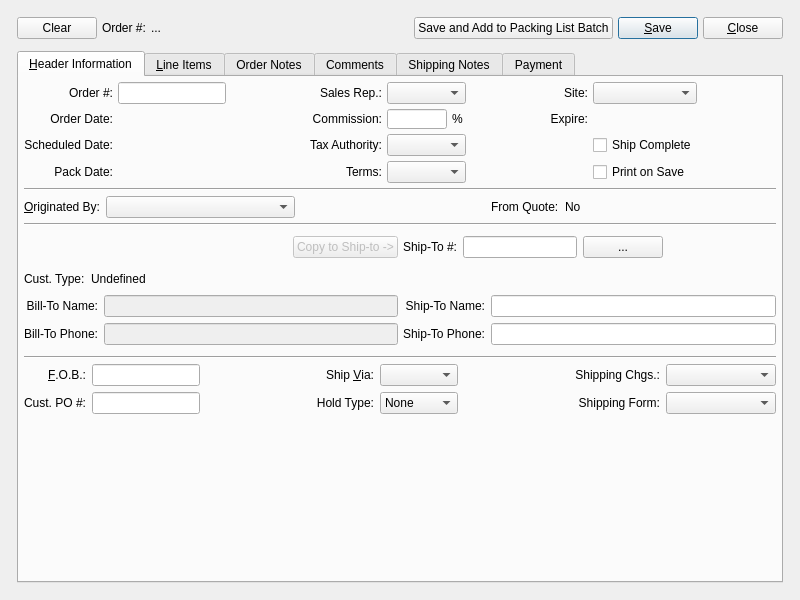
Pegasus-RPG/xtuple-client, file guiclient/salesOrder.ui: the form before one commit.
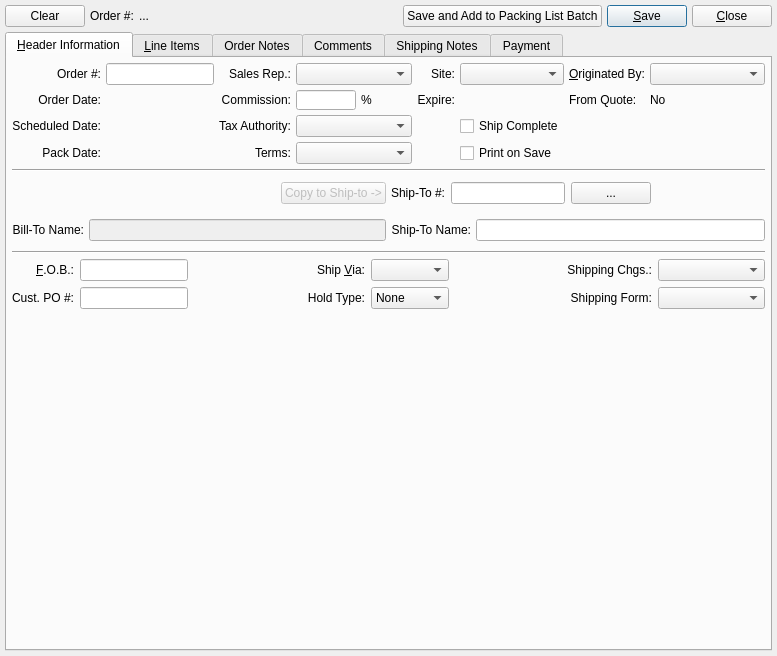
The form after the commit. Custom widgets are drawn as their Qt base class.

Commit message: Issue #7253 First commit of Contact in Sales Order screen.

```diff
--- a/guiclient/salesOrder.ui
+++ b/guiclient/salesOrder.ui
@@ -5,8 +5,8 @@
    <rect>
     <x>0</x>
     <y>0</y>
-    <width>800</width>
-    <height>600</height>
+    <width>777</width>
+    <height>656</height>
    </rect>
   </property>
   <property name="windowTitle" >
@@ -15,24 +15,6 @@
   <layout class="QGridLayout" >
    <item row="0" column="0" >
     <layout class="QGridLayout" >
-     <property name="leftMargin" >
-      <number>12</number>
-     </property>
-     <property name="topMargin" >
-      <number>12</number>
-     </property>
-     <property name="rightMargin" >
-      <number>12</number>
-     </property>
-     <property name="bottomMargin" >
-      <number>12</number>
-     </property>
-     <property name="horizontalSpacing" >
-      <number>12</number>
-     </property>
-     <property name="verticalSpacing" >
-      <number>12</number>
-     </property>
      <item row="0" column="0" >
       <layout class="QHBoxLayout" >
        <property name="spacing" >
@@ -140,7 +122,38 @@
         <layout class="QGridLayout" >
          <item row="0" column="0" >
           <layout class="QGridLayout" >
-           <item row="0" column="3" >
+           <item row="0" column="0" >
+            <layout class="QGridLayout" >
+             <item row="0" column="0" >
+              <widget class="QLabel" name="_orderNumberLit" >
+               <property name="maximumSize" >
+                <size>
+                 <width>32767</width>
+                 <height>32767</height>
+                </size>
+               </property>
+               <property name="text" >
+                <string>Order #:</string>
+               </property>
+               <property name="alignment" >
+                <set>Qt::AlignRight|Qt::AlignTrailing|Qt::AlignVCenter</set>
+               </property>
+               <property name="margin" >
+                <number>2</number>
+               </property>
+              </widget>
+             </item>
+             <item row="0" column="1" >
+              <widget class="XLineEdit" name="_orderNumber" >
+               <property name="sizePolicy" >
+                <sizepolicy vsizetype="Fixed" hsizetype="Preferred" >
+                 <horstretch>0</horstretch>
+                 <verstretch>0</verstretch>
+                </sizepolicy>
+               </property>
+              </widget>
+             </item>
+             <item row="0" column="2" >
             <widget class="QLabel" name="_salesRepLit" >
              <property name="text" >
               <string>Sales Rep.:</string>
@@ -153,7 +166,7 @@
              </property>
             </widget>
            </item>
-           <item row="0" column="4" >
+             <item row="0" column="3" >
             <widget class="XComboBox" name="_salesRep" >
              <property name="sizePolicy" >
               <sizepolicy vsizetype="Fixed" hsizetype="Expanding" >
@@ -175,7 +188,46 @@
              </property>
             </widget>
            </item>
-           <item row="1" column="3" >
+             <item row="0" column="4" >
+              <widget class="QLabel" name="_shippingWhseLit" >
+               <property name="text" >
+                <string>Site:</string>
+               </property>
+               <property name="alignment" >
+                <set>Qt::AlignRight|Qt::AlignTrailing|Qt::AlignVCenter</set>
+               </property>
+               <property name="margin" >
+                <number>3</number>
+               </property>
+              </widget>
+             </item>
+             <item row="0" column="5" >
+              <widget class="WComboBox" name="_warehouse" >
+               <property name="maximumSize" >
+                <size>
+                 <width>200</width>
+                 <height>16777215</height>
+                </size>
+               </property>
+               <property name="type" >
+                <enum>WComboBox::Shipping</enum>
+               </property>
+              </widget>
+             </item>
+             <item row="1" column="0" >
+              <widget class="QLabel" name="_orderDateLit" >
+               <property name="text" >
+                <string>Order Date:</string>
+               </property>
+               <property name="alignment" >
+                <set>Qt::AlignRight|Qt::AlignTrailing|Qt::AlignVCenter</set>
+               </property>
+              </widget>
+             </item>
+             <item row="1" column="1" >
+              <widget class="DLineEdit" name="_orderDate" />
+             </item>
+             <item row="1" column="2" >
             <widget class="QLabel" name="_commissionLit" >
              <property name="text" >
               <string>Commission:</string>
@@ -188,7 +240,7 @@
              </property>
             </widget>
            </item>
-           <item row="1" column="4" >
+             <item row="1" column="3" >
             <layout class="QHBoxLayout" >
              <item>
               <widget class="XLineEdit" name="_commission" >
@@ -224,7 +276,43 @@
              </item>
             </layout>
            </item>
-           <item row="2" column="3" >
+             <item row="1" column="4" >
+              <widget class="QLabel" name="_expireLit" >
+               <property name="text" >
+                <string>Expire:</string>
+               </property>
+               <property name="alignment" >
+                <set>Qt::AlignRight|Qt::AlignTrailing|Qt::AlignVCenter</set>
+               </property>
+               <property name="margin" >
+                <number>3</number>
+               </property>
+              </widget>
+             </item>
+             <item row="1" column="5" >
+              <widget class="DLineEdit" name="_expire" />
+             </item>
+             <item row="2" column="0" >
+              <widget class="QLabel" name="_shipDateLit" >
+               <property name="text" >
+                <string>Scheduled Date:</string>
+               </property>
+               <property name="alignment" >
+                <set>Qt::AlignRight|Qt::AlignTrailing|Qt::AlignVCenter</set>
+               </property>
+              </widget>
+             </item>
+             <item row="2" column="1" >
+              <widget class="DLineEdit" name="_shipDate" >
+               <property name="enabled" >
+                <bool>false</bool>
+               </property>
+               <property name="focusPolicy" >
+                <enum>Qt::NoFocus</enum>
+               </property>
+              </widget>
+             </item>
+             <item row="2" column="2" >
             <widget class="QLabel" name="_taxAuthLit" >
              <property name="text" >
               <string>Tax Authority:</string>
@@ -237,7 +325,7 @@
              </property>
             </widget>
            </item>
-           <item row="2" column="4" >
+             <item row="2" column="3" >
             <widget class="XComboBox" name="_taxAuth" >
              <property name="sizePolicy" >
               <sizepolicy vsizetype="Fixed" hsizetype="Expanding" >
@@ -262,7 +350,27 @@
              </property>
             </widget>
            </item>
-           <item row="3" column="3" >
+             <item row="2" column="5" >
+              <widget class="QCheckBox" name="_shipComplete" >
+               <property name="text" >
+                <string>Ship Complete</string>
+               </property>
+              </widget>
+             </item>
+             <item row="3" column="0" >
+              <widget class="QLabel" name="_packDateLit" >
+               <property name="text" >
+                <string>Pack Date:</string>
+               </property>
+               <property name="alignment" >
+                <set>Qt::AlignRight|Qt::AlignTrailing|Qt::AlignVCenter</set>
+               </property>
+              </widget>
+             </item>
+             <item row="3" column="1" >
+              <widget class="DLineEdit" name="_packDate" />
+             </item>
+             <item row="3" column="2" >
             <widget class="QLabel" name="_termsLit" >
              <property name="text" >
               <string>Terms:</string>
@@ -275,7 +383,7 @@
              </property>
             </widget>
            </item>
-           <item row="3" column="4" >
+             <item row="3" column="3" >
             <widget class="XComboBox" name="_terms" >
              <property name="sizePolicy" >
               <sizepolicy vsizetype="Fixed" hsizetype="Expanding" >
@@ -297,203 +405,14 @@
              </property>
             </widget>
            </item>
-           <item row="0" column="5" >
-            <spacer>
-             <property name="orientation" >
-              <enum>Qt::Horizontal</enum>
-             </property>
-             <property name="sizeHint" >
-              <size>
-               <width>0</width>
-               <height>20</height>
-              </size>
-             </property>
-            </spacer>
-           </item>
-           <item row="0" column="6" >
-            <widget class="QLabel" name="_shippingWhseLit" >
-             <property name="text" >
-              <string>Site:</string>
-             </property>
-             <property name="alignment" >
-              <set>Qt::AlignRight|Qt::AlignTrailing|Qt::AlignVCenter</set>
-             </property>
-             <property name="margin" >
-              <number>3</number>
-             </property>
-            </widget>
-           </item>
-           <item row="1" column="6" >
-            <widget class="QLabel" name="_expireLit" >
-             <property name="text" >
-              <string>Expire:</string>
-             </property>
-             <property name="alignment" >
-              <set>Qt::AlignRight|Qt::AlignTrailing|Qt::AlignVCenter</set>
-             </property>
-             <property name="margin" >
-              <number>3</number>
-             </property>
-            </widget>
-           </item>
-           <item row="1" column="7" >
-            <widget class="DLineEdit" name="_expire" />
-           </item>
-           <item row="0" column="7" >
-            <widget class="WComboBox" name="_warehouse" >
-             <property name="maximumSize" >
-              <size>
-               <width>200</width>
-               <height>16777215</height>
-              </size>
-             </property>
-             <property name="type" >
-              <enum>WComboBox::Shipping</enum>
-             </property>
-            </widget>
-           </item>
-           <item row="2" column="7" >
-            <widget class="QCheckBox" name="_shipComplete" >
-             <property name="text" >
-              <string>Ship Complete</string>
-             </property>
-            </widget>
-           </item>
-           <item row="3" column="7" >
+             <item row="3" column="5" >
             <widget class="QCheckBox" name="_printSO" >
              <property name="text" >
               <string>Print on Save</string>
              </property>
             </widget>
            </item>
-           <item row="0" column="8" >
-            <spacer>
-             <property name="orientation" >
-              <enum>Qt::Horizontal</enum>
-             </property>
-             <property name="sizeHint" >
-              <size>
-               <width>0</width>
-               <height>20</height>
-              </size>
-             </property>
-            </spacer>
-           </item>
-           <item row="0" column="2" >
-            <spacer>
-             <property name="orientation" >
-              <enum>Qt::Horizontal</enum>
-             </property>
-             <property name="sizeHint" >
-              <size>
-               <width>0</width>
-               <height>20</height>
-              </size>
-             </property>
-            </spacer>
-           </item>
-           <item row="0" column="1" >
-            <widget class="XLineEdit" name="_orderNumber" >
-             <property name="sizePolicy" >
-              <sizepolicy vsizetype="Fixed" hsizetype="Preferred" >
-               <horstretch>0</horstretch>
-               <verstretch>0</verstretch>
-              </sizepolicy>
-             </property>
-            </widget>
-           </item>
-           <item row="1" column="1" >
-            <widget class="DLineEdit" name="_orderDate" />
-           </item>
-           <item row="2" column="1" >
-            <widget class="DLineEdit" name="_shipDate" >
-             <property name="enabled" >
-              <bool>false</bool>
-             </property>
-             <property name="focusPolicy" >
-              <enum>Qt::NoFocus</enum>
-             </property>
-            </widget>
-           </item>
-           <item row="3" column="1" >
-            <widget class="DLineEdit" name="_packDate" />
-           </item>
-           <item row="3" column="0" >
-            <widget class="QLabel" name="_packDateLit" >
-             <property name="text" >
-              <string>Pack Date:</string>
-             </property>
-             <property name="alignment" >
-              <set>Qt::AlignRight|Qt::AlignTrailing|Qt::AlignVCenter</set>
-             </property>
-            </widget>
-           </item>
-           <item row="2" column="0" >
-            <widget class="QLabel" name="_shipDateLit" >
-             <property name="text" >
-              <string>Scheduled Date:</string>
-             </property>
-             <property name="alignment" >
-              <set>Qt::AlignRight|Qt::AlignTrailing|Qt::AlignVCenter</set>
-             </property>
-            </widget>
-           </item>
-           <item row="1" column="0" >
-            <widget class="QLabel" name="_orderDateLit" >
-             <property name="text" >
-              <string>Order Date:</string>
-             </property>
-             <property name="alignment" >
-              <set>Qt::AlignRight|Qt::AlignTrailing|Qt::AlignVCenter</set>
-             </property>
-            </widget>
-           </item>
-           <item row="0" column="0" >
-            <widget class="QLabel" name="_orderNumberLit" >
-             <property name="maximumSize" >
-              <size>
-               <width>32767</width>
-               <height>32767</height>
-              </size>
-             </property>
-             <property name="text" >
-              <string>Order #:</string>
-             </property>
-             <property name="alignment" >
-              <set>Qt::AlignRight|Qt::AlignTrailing|Qt::AlignVCenter</set>
-             </property>
-             <property name="margin" >
-              <number>2</number>
-             </property>
-            </widget>
-           </item>
-          </layout>
-         </item>
-         <item row="1" column="0" >
-          <widget class="Line" name="line" >
-           <property name="orientation" >
-            <enum>Qt::Horizontal</enum>
-           </property>
-          </widget>
-         </item>
-         <item row="2" column="0" >
-          <layout class="QHBoxLayout" >
-           <property name="spacing" >
-            <number>6</number>
-           </property>
-           <property name="leftMargin" >
-            <number>0</number>
-           </property>
-           <property name="topMargin" >
-            <number>0</number>
-           </property>
-           <property name="rightMargin" >
-            <number>0</number>
-           </property>
-           <property name="bottomMargin" >
-            <number>0</number>
-           </property>
-           <item>
+             <item row="0" column="6" >
             <widget class="QLabel" name="_originatedByLit" >
              <property name="text" >
               <string>&amp;Originated By:</string>
@@ -509,7 +428,7 @@
              </property>
             </widget>
            </item>
-           <item>
+             <item row="0" column="7" >
             <widget class="XComboBox" name="_origin" >
              <property name="sizePolicy" >
               <sizepolicy vsizetype="Fixed" hsizetype="Expanding" >
@@ -519,47 +438,21 @@
              </property>
             </widget>
            </item>
-           <item>
-            <spacer>
-             <property name="orientation" >
-              <enum>Qt::Horizontal</enum>
-             </property>
-             <property name="sizeHint" >
-              <size>
-               <width>0</width>
-               <height>20</height>
-              </size>
-             </property>
-            </spacer>
-           </item>
-           <item>
+             <item row="1" column="6" >
             <widget class="QLabel" name="_fromQuoteLit" >
              <property name="text" >
               <string>From Quote:</string>
              </property>
             </widget>
            </item>
-           <item>
+             <item row="1" column="7" >
             <widget class="QLabel" name="_fromQuote" >
              <property name="text" >
               <string>No</string>
              </property>
             </widget>
            </item>
-           <item>
-            <spacer>
-             <property name="orientation" >
-              <enum>Qt::Horizontal</enum>
-             </property>
-             <property name="sizeHint" >
-              <size>
-               <width>0</width>
-               <height>20</height>
-              </size>
-             </property>
-            </spacer>
-           </item>
-           <item>
+             <item row="2" column="6" colspan="2" >
             <widget class="ProjectCluster" name="_project" >
              <property name="focusPolicy" >
               <enum>Qt::StrongFocus</enum>
@@ -568,111 +461,16 @@
            </item>
           </layout>
          </item>
-         <item row="3" column="0" >
-          <widget class="Line" name="line_2" >
+           <item row="1" column="0" >
+            <widget class="Line" name="line" >
            <property name="orientation" >
             <enum>Qt::Horizontal</enum>
            </property>
           </widget>
-         </item>
-         <item row="4" column="0" >
-          <layout class="QHBoxLayout" >
-           <item>
-            <layout class="QGridLayout" >
-             <property name="leftMargin" >
-              <number>0</number>
-             </property>
-             <property name="topMargin" >
-              <number>0</number>
-             </property>
-             <property name="rightMargin" >
-              <number>0</number>
-             </property>
-             <property name="bottomMargin" >
-              <number>0</number>
-             </property>
-             <property name="horizontalSpacing" >
-              <number>6</number>
-             </property>
-             <property name="verticalSpacing" >
-              <number>6</number>
-             </property>
-             <item row="3" column="0" >
-              <widget class="QLabel" name="_billToPhoneLit" >
-               <property name="text" >
-                <string>Bill-To Phone:</string>
-               </property>
-               <property name="alignment" >
-                <set>Qt::AlignRight|Qt::AlignTrailing|Qt::AlignVCenter</set>
-               </property>
-               <property name="buddy" >
-                <cstring>_billToPhone</cstring>
-               </property>
-              </widget>
-             </item>
-             <item row="1" column="0" colspan="2" >
-              <layout class="QHBoxLayout" >
-               <property name="spacing" >
-                <number>6</number>
-               </property>
-               <property name="leftMargin" >
-                <number>0</number>
-               </property>
-               <property name="topMargin" >
-                <number>0</number>
-               </property>
-               <property name="rightMargin" >
-                <number>0</number>
-               </property>
-               <property name="bottomMargin" >
-                <number>0</number>
-               </property>
-               <item>
-                <widget class="QLabel" name="_custTypeLit" >
-                 <property name="text" >
-                  <string>Cust. Type:</string>
-                 </property>
-                </widget>
-               </item>
-               <item>
-                <widget class="QLabel" name="_custType" >
-                 <property name="text" >
-                  <string>Undefined</string>
-                 </property>
-                </widget>
-               </item>
-               <item>
-                <spacer>
-                 <property name="orientation" >
-                  <enum>Qt::Horizontal</enum>
-                 </property>
-                 <property name="sizeType" >
-                  <enum>QSizePolicy::Expanding</enum>
-                 </property>
-                 <property name="sizeHint" >
-                  <size>
-                   <width>40</width>
-                   <height>20</height>
-                  </size>
-                 </property>
-                </spacer>
-               </item>
-              </layout>
              </item>
              <item row="2" column="0" >
-              <widget class="QLabel" name="_billToNameLit" >
-               <property name="text" >
-                <string>Bill-To Name:</string>
-               </property>
-               <property name="alignment" >
-                <set>Qt::AlignRight|Qt::AlignTrailing|Qt::AlignVCenter</set>
-               </property>
-               <property name="buddy" >
-                <cstring>_billToName</cstring>
-               </property>
-              </widget>
-             </item>
-             <item row="0" column="0" colspan="2" >
+            <layout class="QGridLayout" >
+             <item row="0" column="0" >
               <layout class="QHBoxLayout" >
                <property name="spacing" >
                 <number>6</number>
@@ -727,59 +525,109 @@
                </item>
               </layout>
              </item>
-             <item row="4" column="0" colspan="2" >
-              <widget class="AddressCluster" name="_billToAddr" >
-               <property name="enabled" >
-                <bool>false</bool>
+             <item row="0" column="1" >
+              <layout class="QHBoxLayout" >
+               <property name="spacing" >
+                <number>6</number>
                </property>
-               <property name="maximumSize" >
+               <property name="leftMargin" >
+                <number>0</number>
+               </property>
+               <property name="topMargin" >
+                <number>0</number>
+               </property>
+               <property name="rightMargin" >
+                <number>0</number>
+               </property>
+               <property name="bottomMargin" >
+                <number>0</number>
+               </property>
+               <item>
+                <widget class="QLabel" name="_shipToNumberLit" >
+                 <property name="text" >
+                  <string>Ship-To #:</string>
+                 </property>
+                 <property name="alignment" >
+                  <set>Qt::AlignRight|Qt::AlignTrailing|Qt::AlignVCenter</set>
+                 </property>
+                </widget>
+               </item>
+               <item>
+                <widget class="XLineEdit" name="_shipToNumber" />
+               </item>
+               <item>
+                <widget class="QPushButton" name="_shipToList" >
+                 <property name="focusPolicy" >
+                  <enum>Qt::NoFocus</enum>
+                 </property>
+                 <property name="text" >
+                  <string>...</string>
+                 </property>
+                </widget>
+               </item>
+               <item>
+                <spacer>
+                 <property name="orientation" >
+                  <enum>Qt::Horizontal</enum>
+                 </property>
+                 <property name="sizeType" >
+                  <enum>QSizePolicy::Expanding</enum>
+                 </property>
+                 <property name="sizeHint" >
                 <size>
-                 <width>16777215</width>
-                 <height>16777215</height>
-                </size>
-               </property>
-               <property name="focusPolicy" >
-                <enum>Qt::StrongFocus</enum>
+                   <width>0</width>
+                   <height>32</height>
+                  </size>
+                 </property>
+                </spacer>
+               </item>
+              </layout>
+             </item>
+            </layout>
+           </item>
+           <item row="3" column="0" >
+            <layout class="QGridLayout" >
+             <item row="0" column="0" >
+              <widget class="ContactCluster" name="_billToCntct" >
+               <property name="minimalLayout" >
+                <bool>true</bool>
                </property>
               </widget>
              </item>
-             <item row="2" column="1" >
+             <item row="0" column="1" >
+              <widget class="ContactCluster" name="_shipToCntct" >
+               <property name="minimalLayout" >
+                <bool>true</bool>
+               </property>
+              </widget>
+             </item>
+             <item row="1" column="0" >
+              <layout class="QGridLayout" >
+               <item row="0" column="0" >
+                <widget class="QLabel" name="_billToNameLit" >
+                 <property name="text" >
+                  <string>Bill-To Name:</string>
+                 </property>
+                 <property name="alignment" >
+                  <set>Qt::AlignRight|Qt::AlignTrailing|Qt::AlignVCenter</set>
+                 </property>
+                 <property name="buddy" >
+                  <cstring>_billToName</cstring>
+                 </property>
+                </widget>
+               </item>
+               <item row="0" column="1" >
               <widget class="XLineEdit" name="_billToName" >
                <property name="enabled" >
                 <bool>false</bool>
                </property>
               </widget>
              </item>
-             <item row="3" column="1" >
-              <widget class="XLineEdit" name="_billToPhone" >
-               <property name="enabled" >
-                <bool>false</bool>
-               </property>
-              </widget>
-             </item>
-            </layout>
-           </item>
-           <item>
+              </layout>
+             </item>
+             <item row="1" column="1" >
             <layout class="QGridLayout" >
-             <property name="leftMargin" >
-              <number>0</number>
-             </property>
-             <property name="topMargin" >
-              <number>0</number>
-             </property>
-             <property name="rightMargin" >
-              <number>0</number>
-             </property>
-             <property name="bottomMargin" >
-              <number>0</number>
-             </property>
-             <property name="horizontalSpacing" >
-              <number>6</number>
-             </property>
-             <property name="verticalSpacing" >
-              <number>6</number>
-             </property>
-             <item row="2" column="0" >
+               <item row="0" column="0" >
               <widget class="QLabel" name="_shipToNameLit" >
                <property name="text" >
                 <string>Ship-To Name:</string>
@@ -792,128 +640,50 @@
                </property>
               </widget>
              </item>
-             <item row="4" column="0" colspan="2" >
-              <widget class="AddressCluster" name="_shipToAddr" >
-               <property name="maximumSize" >
-                <size>
-                 <width>16777215</width>
-                 <height>16777215</height>
-                </size>
-               </property>
-               <property name="focusPolicy" >
-                <enum>Qt::StrongFocus</enum>
-               </property>
-              </widget>
-             </item>
-             <item row="2" column="1" >
+               <item row="0" column="1" >
               <widget class="XLineEdit" name="_shipToName" />
              </item>
-             <item row="0" column="0" colspan="2" >
-              <layout class="QHBoxLayout" >
-               <property name="spacing" >
-                <number>6</number>
-               </property>
-               <property name="leftMargin" >
-                <number>0</number>
-               </property>
-               <property name="topMargin" >
-                <number>0</number>
-               </property>
-               <property name="rightMargin" >
-                <number>0</number>
-               </property>
-               <property name="bottomMargin" >
-                <number>0</number>
-               </property>
-               <item>
-                <widget class="QLabel" name="_shipToNumberLit" >
-                 <property name="text" >
-                  <string>Ship-To #:</string>
-                 </property>
-                 <property name="alignment" >
-                  <set>Qt::AlignRight|Qt::AlignTrailing|Qt::AlignVCenter</set>
-                 </property>
-                </widget>
-               </item>
-               <item>
-                <widget class="XLineEdit" name="_shipToNumber" />
-               </item>
-               <item>
-                <widget class="QPushButton" name="_shipToList" >
-                 <property name="focusPolicy" >
-                  <enum>Qt::NoFocus</enum>
-                 </property>
-                 <property name="text" >
-                  <string>...</string>
-                 </property>
-                </widget>
-               </item>
-               <item>
-                <spacer>
-                 <property name="orientation" >
-                  <enum>Qt::Horizontal</enum>
-                 </property>
-                 <property name="sizeType" >
-                  <enum>QSizePolicy::Expanding</enum>
-                 </property>
-                 <property name="sizeHint" >
+              </layout>
+             </item>
+             <item row="2" column="0" >
+              <widget class="AddressCluster" name="_billToAddr" >
+               <property name="enabled" >
+                <bool>false</bool>
+               </property>
+               <property name="maximumSize" >
                   <size>
-                   <width>0</width>
-                   <height>32</height>
-                  </size>
-                 </property>
-                </spacer>
-               </item>
-              </layout>
-             </item>
-             <item row="3" column="0" >
-              <widget class="QLabel" name="_shipToPhoneLit" >
-               <property name="text" >
-                <string>Ship-To Phone:</string>
+                 <width>16777215</width>
+                 <height>16777215</height>
+                </size>
+               </property>
+               <property name="focusPolicy" >
+                <enum>Qt::StrongFocus</enum>
                </property>
-               <property name="alignment" >
-                <set>Qt::AlignRight|Qt::AlignTrailing|Qt::AlignVCenter</set>
-               </property>
-               <property name="buddy" >
-                <cstring>_shipToPhone</cstring>
-               </property>
               </widget>
              </item>
-             <item row="3" column="1" >
-              <widget class="XLineEdit" name="_shipToPhone" />
-             </item>
-             <item row="1" column="1" >
-              <spacer>
-               <property name="orientation" >
-                <enum>Qt::Horizontal</enum>
-               </property>
-               <property name="sizeHint" >
+             <item row="2" column="1" >
+              <widget class="AddressCluster" name="_shipToAddr" >
+               <property name="maximumSize" >
                 <size>
-                 <width>40</width>
-                 <height>20</height>
+                 <width>16777215</width>
+                 <height>16777215</height>
                 </size>
                </property>
-              </spacer>
-             </item>
-             <item row="1" column="0" >
-              <widget class="QLabel" name="_labelspacer" >
-               <property name="text" >
-                <string/>
+               <property name="focusPolicy" >
+                <enum>Qt::StrongFocus</enum>
                </property>
               </widget>
              </item>
-            </layout>
-           </item>
-          </layout>
-         </item>
-         <item row="5" column="0" >
+             <item row="3" column="0" colspan="2" >
           <widget class="Line" name="line_3" >
            <property name="orientation" >
             <enum>Qt::Horizontal</enum>
            </property>
           </widget>
          </item>
-         <item row="6" column="0" >
+            </layout>
+           </item>
+           <item row="4" column="0" >
           <layout class="QGridLayout" >
            <property name="leftMargin" >
             <number>0</number>
@@ -1167,20 +937,22 @@
              </property>
             </spacer>
            </item>
-          </layout>
-         </item>
-         <item row="7" column="0" >
+             <item row="2" column="0" colspan="8" >
           <spacer>
            <property name="orientation" >
             <enum>Qt::Vertical</enum>
            </property>
            <property name="sizeHint" >
             <size>
-             <width>20</width>
-             <height>16</height>
+                 <width>731</width>
+                 <height>151</height>
             </size>
            </property>
           </spacer>
+             </item>
+            </layout>
+           </item>
+          </layout>
          </item>
         </layout>
        </widget>
@@ -2157,6 +1929,11 @@
    <extends>QWidget</extends>
    <header>comments.h</header>
   </customwidget>
+  <customwidget>
+   <class>ContactCluster</class>
+   <extends>QWidget</extends>
+   <header>contactcluster.h</header>
+  </customwidget>
   <customwidget>
    <class>CurrCluster</class>
    <extends>CurrDisplay</extends>
```
Left out of the diff: 2 changed lines with no effect on the pictures. Lines whose indentation alone changed are shown as unchanged. The commit also changes 4 other files.
